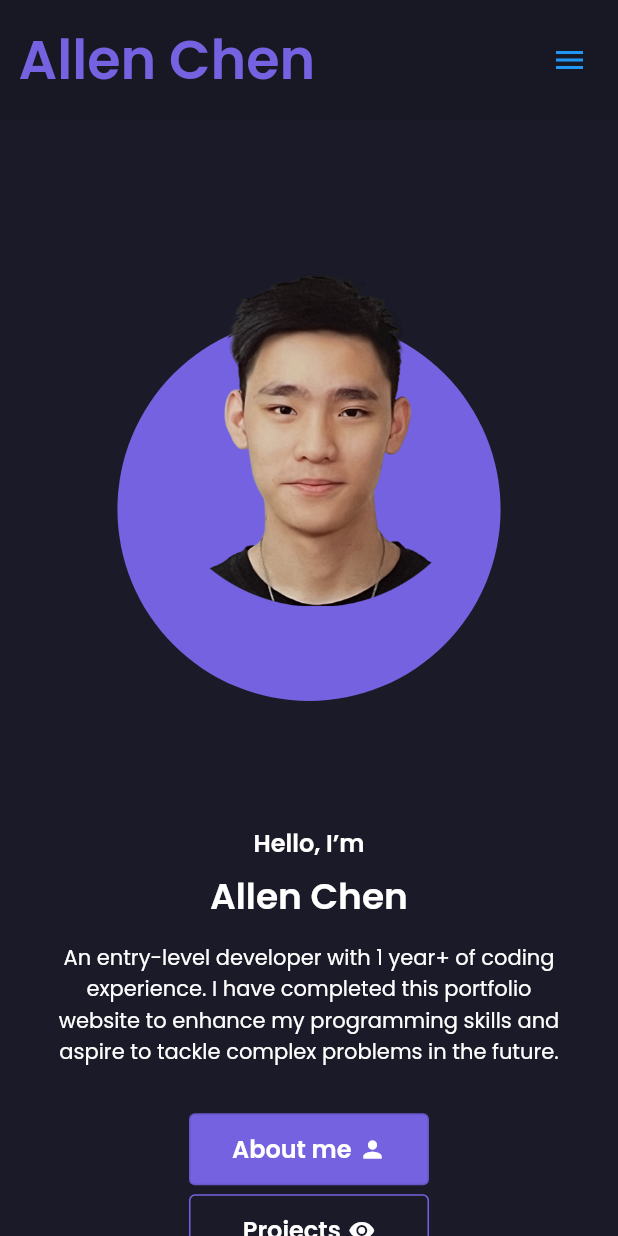
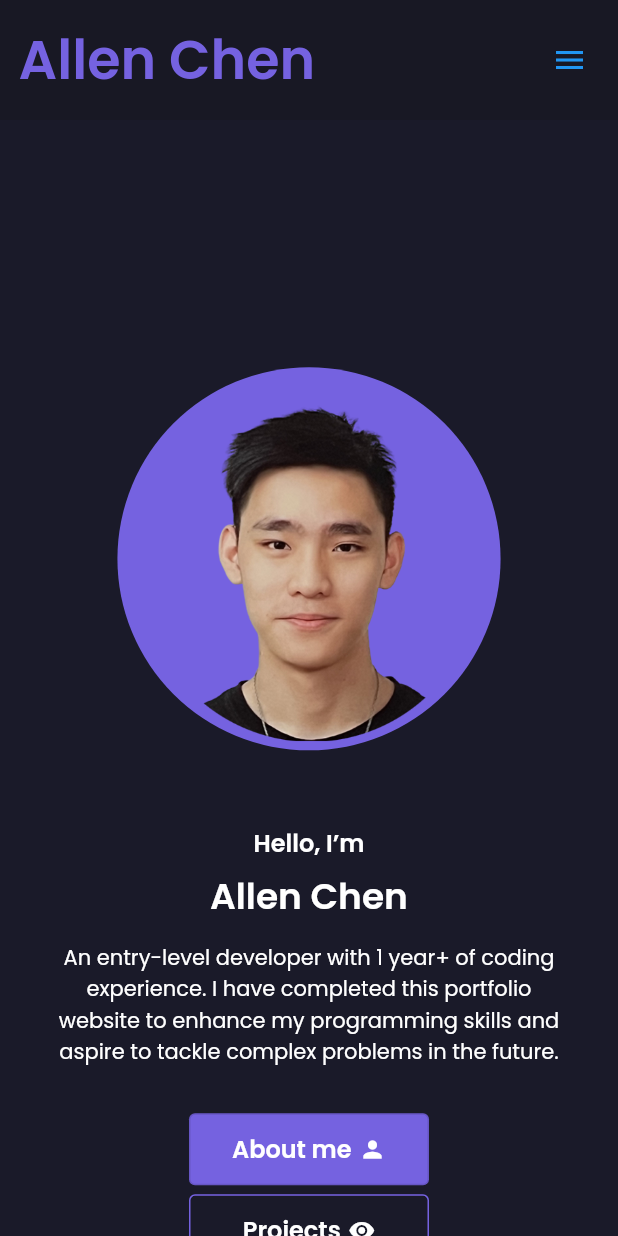
Before and after one commit to allenchency/portfolio, a Flutter app: the screen it shows after launch, on a phone screen of 412 x 824 dp. Run offline on Flutter 3.47's test engine with Material 2 defaults, Android fonts, the light colour scheme and no system bars; drawn by our look-alikes of auto_size_text; our stand-ins replace cached_network_image, equatable, flutter_bloc, flutter_svg, font_awesome_flutter; missing offline and left inert: universal_html; network calls fail.

Commit message:
picture update

```diff
--- a/lib/presentation/widgets/body/intro/intro_circle_image_box.dart
+++ b/lib/presentation/widgets/body/intro/intro_circle_image_box.dart
@@ -19,7 +19,7 @@ class IntroCircleImageBox extends StatelessWidget {
     return SizedBox(
       height: responsiveSize.getSize(),
       child: const Stack(
-        alignment: Alignment.centerRight,
+        alignment: Alignment.bottomCenter,
         children: [
           CircleImageBorder(),
           IntroImage(),
--- a/lib/presentation/widgets/body/intro/intro_image.dart
+++ b/lib/presentation/widgets/body/intro/intro_image.dart
@@ -18,8 +18,8 @@ class IntroImage extends StatelessWidget {
 
     return Positioned(
       // alignment: Alignment.topRight,
-      top: 0,
-      right: 8,
+      top: 90,
+      right: 12,
       child: Image.asset(
         AppAssets.devImg,
         width: responsiveSize.getSize(),
```
Also changed, not shown: 6 other files.
